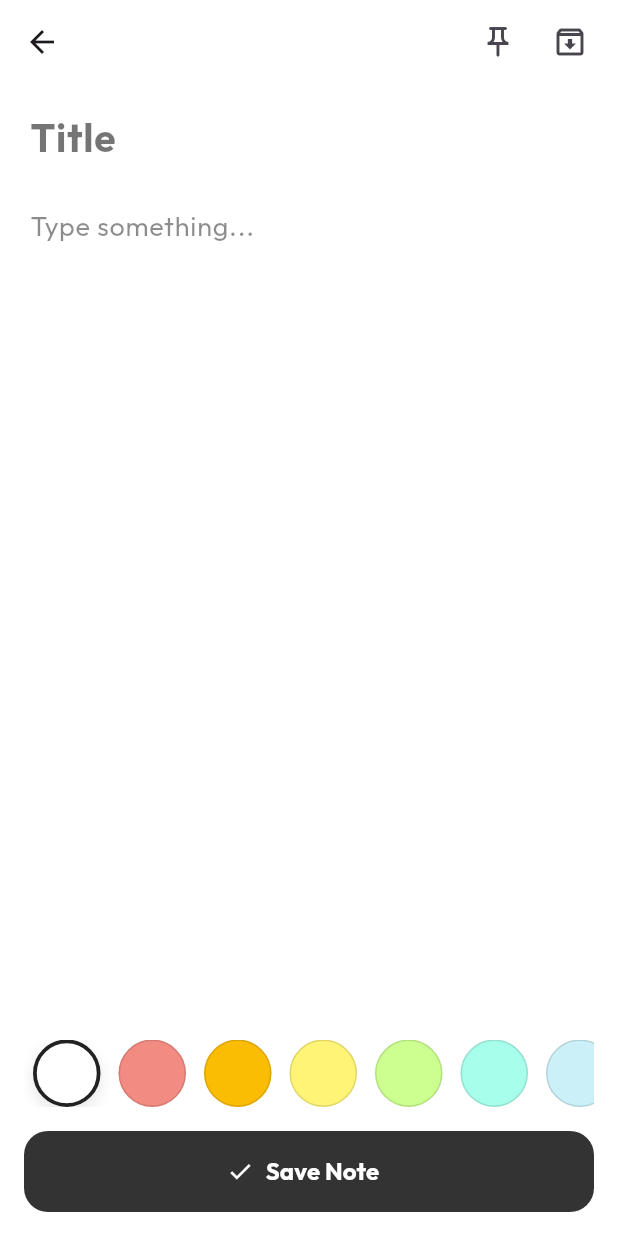
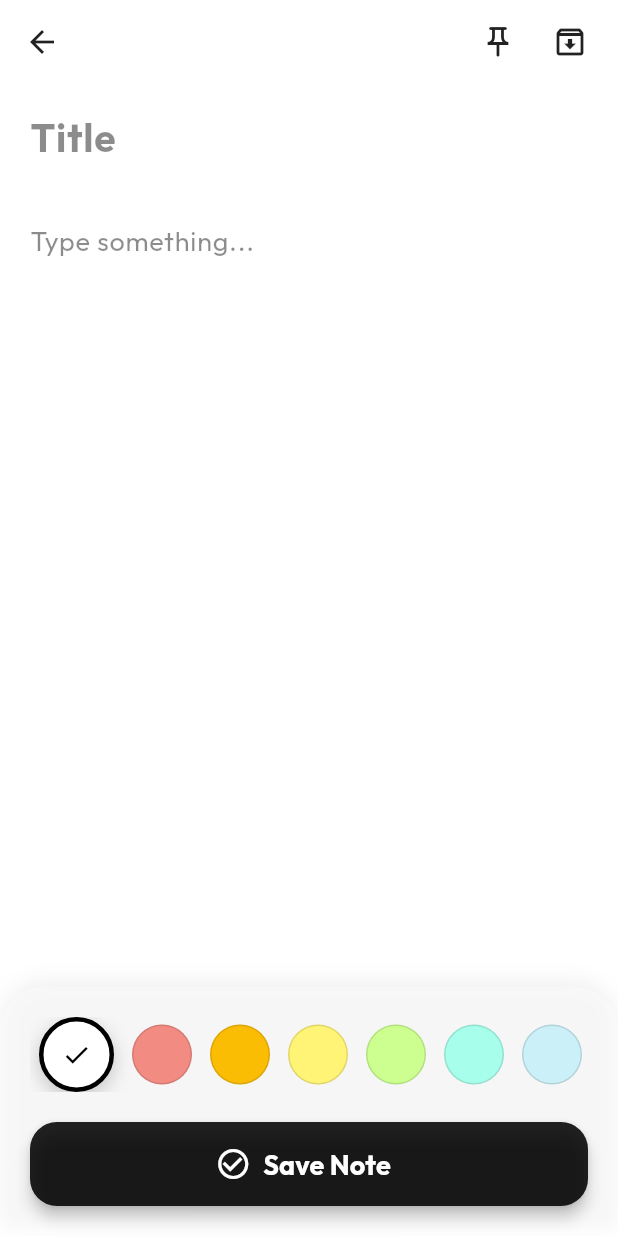
Before and after one commit to Souravsanyal1/advanced_notepad, a Flutter app: the EditNoteScreen screen opened directly, on a phone screen of 412 x 824 dp. Run offline on Flutter 3.47's test engine with Material 3 defaults, Android fonts, the phone set to English and light mode, and no system bars; our stand-ins replace cloud_firestore, firebase_core, google_fonts; accounts and stored records are empty.

Commit message:
Fixed contrast issues and added premium editor features

```diff
--- a/lib/screens/edit_note_screen.dart
+++ b/lib/screens/edit_note_screen.dart
@@ -104,26 +104,52 @@ class _EditNoteScreenState extends State<EditNoteScreen> {
     }
   }
 
+  Color _getContrastColor() {
+    return Color(_selectedColor).computeLuminance() > 0.5
+        ? Colors.black87
+        : Colors.white;
+  }
+
+  Color _getHintColor() {
+    return Color(_selectedColor).computeLuminance() > 0.5
+        ? Colors.black45
+        : Colors.white70;
+  }
+
   @override
   Widget build(BuildContext context) {
+    final contrastColor = _getContrastColor();
+    final hintColor = _getHintColor();
+
     return Scaffold(
       backgroundColor: Color(_selectedColor),
       appBar: AppBar(
         backgroundColor: Colors.transparent,
+        elevation: 0,
+        leading: IconButton(
+          icon: Icon(Icons.arrow_back, color: contrastColor),
+          onPressed: () => Navigator.pop(context),
+        ),
         actions: [
           IconButton(
-            icon: Icon(_isPinned ? Icons.push_pin : Icons.push_pin_outlined),
+            icon: Icon(
+              _isPinned ? Icons.push_pin : Icons.push_pin_outlined,
+              color: contrastColor,
+            ),
             onPressed: () => setState(() => _isPinned = !_isPinned),
             tooltip: 'Pin note',
           ),
           IconButton(
-            icon: Icon(_isArchived ? Icons.archive : Icons.archive_outlined),
+            icon: Icon(
+              _isArchived ? Icons.archive : Icons.archive_outlined,
+              color: contrastColor,
+            ),
             onPressed: () => setState(() => _isArchived = !_isArchived),
             tooltip: 'Archive note',
           ),
           if (widget.note != null)
             IconButton(
-              icon: const Icon(Icons.delete_outline),
+              icon: Icon(Icons.delete_outline, color: contrastColor),
               onPressed: _deleteNote,
               tooltip: 'Delete note',
             ),
@@ -136,34 +162,70 @@ class _EditNoteScreenState extends State<EditNoteScreen> {
             padding: const EdgeInsets.symmetric(horizontal: 20, vertical: 8),
             child: TextField(
               controller: _titleController,
-              decoration: const InputDecoration(
+              cursorColor: contrastColor,
+              decoration: InputDecoration(
                 hintText: 'Title',
                 border: InputBorder.none,
-                hintStyle: TextStyle(fontSize: 26, fontWeight: FontWeight.bold, color: Colors.black54),
+                hintStyle: TextStyle(
+                  fontSize: 26,
+                  fontWeight: FontWeight.bold,
+                  color: hintColor,
+                ),
               ),
-              style: const TextStyle(fontSize: 26, fontWeight: FontWeight.bold),
+              style: TextStyle(
+                fontSize: 26,
+                fontWeight: FontWeight.bold,
+                color: contrastColor,
+              ),
             ),
           ),
+          if (widget.note != null)
+            Padding(
+              padding: const EdgeInsets.symmetric(horizontal: 20),
+              child: Align(
+                alignment: Alignment.centerLeft,
+                child: Text(
+                  'Last edited: ${widget.note!.updatedAt.day}/${widget.note!.updatedAt.month}/${widget.note!.updatedAt.year}',
+                  style: TextStyle(
+                    fontSize: 12,
+                    color: hintColor,
+                    fontStyle: FontStyle.italic,
+                  ),
+                ),
+              ),
+            ),
           Expanded(
             child: Padding(
-              padding: const EdgeInsets.symmetric(horizontal: 20),
+              padding: const EdgeInsets.symmetric(horizontal: 20, vertical: 10),
               child: TextField(
                 controller: _contentController,
                 maxLines: null,
-                decoration: const InputDecoration(
+                cursorColor: contrastColor,
+                decoration: InputDecoration(
                   hintText: 'Type something...',
                   border: InputBorder.none,
-                  hintStyle: TextStyle(fontSize: 18, color: Colors.black45),
+                  hintStyle: TextStyle(fontSize: 18, color: hintColor),
                 ),
-                style: const TextStyle(fontSize: 18, height: 1.6),
+                style: TextStyle(
+                  fontSize: 18,
+                  height: 1.6,
+                  color: contrastColor,
+                ),
               ),
             ),
           ),
           Container(
-            padding: const EdgeInsets.all(16),
+            padding: const EdgeInsets.all(20),
             decoration: BoxDecoration(
-              color: Colors.white.withValues(alpha: 0.2),
-              borderRadius: const BorderRadius.vertical(top: Radius.circular(24)),
+              color: Colors.white.withValues(alpha: Color(_selectedColor).computeLuminance() > 0.5 ? 0.3 : 0.1),
+              borderRadius: const BorderRadius.vertical(top: Radius.circular(30)),
+              boxShadow: [
+                BoxShadow(
+                  color: Colors.black.withValues(alpha: 0.05),
+                  blurRadius: 10,
+                  offset: const Offset(0, -5),
+                )
+              ],
             ),
             child: Column(
               mainAxisSize: MainAxisSize.min,
@@ -171,49 +233,57 @@ class _EditNoteScreenState extends State<EditNoteScreen> {
                 SingleChildScrollView(
                   scrollDirection: Axis.horizontal,
                   child: Row(
-                    children: _colors.map((color) {
+                    children: _colors.map((colorValue) {
+                      final isSelected = _selectedColor == colorValue;
                       return GestureDetector(
-                        onTap: () => setState(() => _selectedColor = color),
-                        child: Container(
-                          width: 45,
-                          height: 45,
+                        onTap: () => setState(() => _selectedColor = colorValue),
+                        child: AnimatedContainer(
+                          duration: const Duration(milliseconds: 200),
+                          width: isSelected ? 50 : 40,
+                          height: isSelected ? 50 : 40,
                           margin: const EdgeInsets.symmetric(horizontal: 6),
                           decoration: BoxDecoration(
-                            color: Color(color),
+                            color: Color(colorValue),
                             shape: BoxShape.circle,
                             border: Border.all(
-                              color: _selectedColor == color
-                                  ? Colors.black87
-                                  : Colors.black12,
-                              width: _selectedColor == color ? 2.5 : 1,
+                              color: isSelected ? Colors.black : Colors.black12,
+                              width: isSelected ? 3 : 1,
                             ),
                             boxShadow: [
-                              if (_selectedColor == color)
+                              if (isSelected)
                                 BoxShadow(
-                                  color: Colors.black.withValues(alpha: 0.1),
-                                  blurRadius: 8,
+                                  color: Colors.black.withValues(alpha: 0.2),
+                                  blurRadius: 10,
                                   offset: const Offset(0, 4),
                                 )
                             ],
                           ),
+                          child: isSelected
+                              ? const Icon(Icons.check, color: Colors.black, size: 20)
+                              : null,
                         ),
                       );
                     }).toList(),
                   ),
                 ),
-                const SizedBox(height: 16),
+                const SizedBox(height: 20),
                 SizedBox(
                   width: double.infinity,
-                  height: 54,
+                  height: 56,
                   child: ElevatedButton.icon(
                     onPressed: _saveNote,
-                    icon: const Icon(Icons.check),
-                    label: const Text('Save Note', style: TextStyle(fontSize: 16, fontWeight: FontWeight.bold)),
+                    icon: const Icon(Icons.check_circle_outline, size: 24),
+                    label: const Text(
+                      'Save Note',
+                      style: TextStyle(fontSize: 18, fontWeight: FontWeight.bold),
+                    ),
                     style: ElevatedButton.styleFrom(
-                      backgroundColor: Colors.black.withValues(alpha: 0.8),
+                      backgroundColor: Colors.black87,
                       foregroundColor: Colors.white,
-                      shape: RoundedRectangleBorder(borderRadius: BorderRadius.circular(16)),
-                      elevation: 0,
+                      shape: RoundedRectangleBorder(
+                        borderRadius: BorderRadius.circular(18),
+                      ),
+                      elevation: 4,
                     ),
                   ),
                 ),
--- a/lib/widgets/note_card.dart
+++ b/lib/widgets/note_card.dart
@@ -10,13 +10,20 @@ class NoteCard extends StatelessWidget {
 
   @override
   Widget build(BuildContext context) {
+    final Color contrastColor = Color(note.color).computeLuminance() > 0.5
+        ? Colors.black87
+        : Colors.white;
+    final Color hintColor = Color(note.color).computeLuminance() > 0.5
+        ? Colors.black54
+        : Colors.white70;
+
     return Card(
       elevation: 0.5,
-      color: Color(note.color).withValues(alpha: 0.9),
+      color: Color(note.color).withValues(alpha: 0.95),
       shape: RoundedRectangleBorder(
         borderRadius: BorderRadius.circular(16),
         side: BorderSide(
-          color: Colors.grey.withValues(alpha: 0.1),
+          color: Colors.black.withValues(alpha: 0.05),
           width: 1,
         ),
       ),
@@ -35,31 +42,37 @@ class NoteCard extends StatelessWidget {
                     Expanded(
                       child: Text(
                         note.title,
-                        style: const TextStyle(
+                        style: TextStyle(
                           fontSize: 18,
                           fontWeight: FontWeight.bold,
+                          color: contrastColor,
                         ),
                         maxLines: 2,
                         overflow: TextOverflow.ellipsis,
                       ),
                     ),
                   if (note.isPinned)
-                    const Icon(Icons.push_pin, size: 16, color: Colors.black54),
+                    Icon(Icons.push_pin, size: 16, color: contrastColor),
                 ],
               ),
               const SizedBox(height: 8),
-              Text(
-                note.content,
-                style: const TextStyle(fontSize: 14, height: 1.5),
-                maxLines: 8,
-                overflow: TextOverflow.ellipsis,
-              ),
+              if (note.content.isNotEmpty)
+                Text(
+                  note.content,
+                  style: TextStyle(
+                    fontSize: 14,
+                    height: 1.5,
+                    color: contrastColor,
+                  ),
+                  maxLines: 8,
+                  overflow: TextOverflow.ellipsis,
+                ),
               const SizedBox(height: 12),
               Text(
                 DateFormat('MMM d, yyyy').format(note.updatedAt),
                 style: TextStyle(
                   fontSize: 12,
-                  color: Colors.black.withValues(alpha: 0.6),
+                  color: hintColor,
                 ),
               ),
             ],
```
